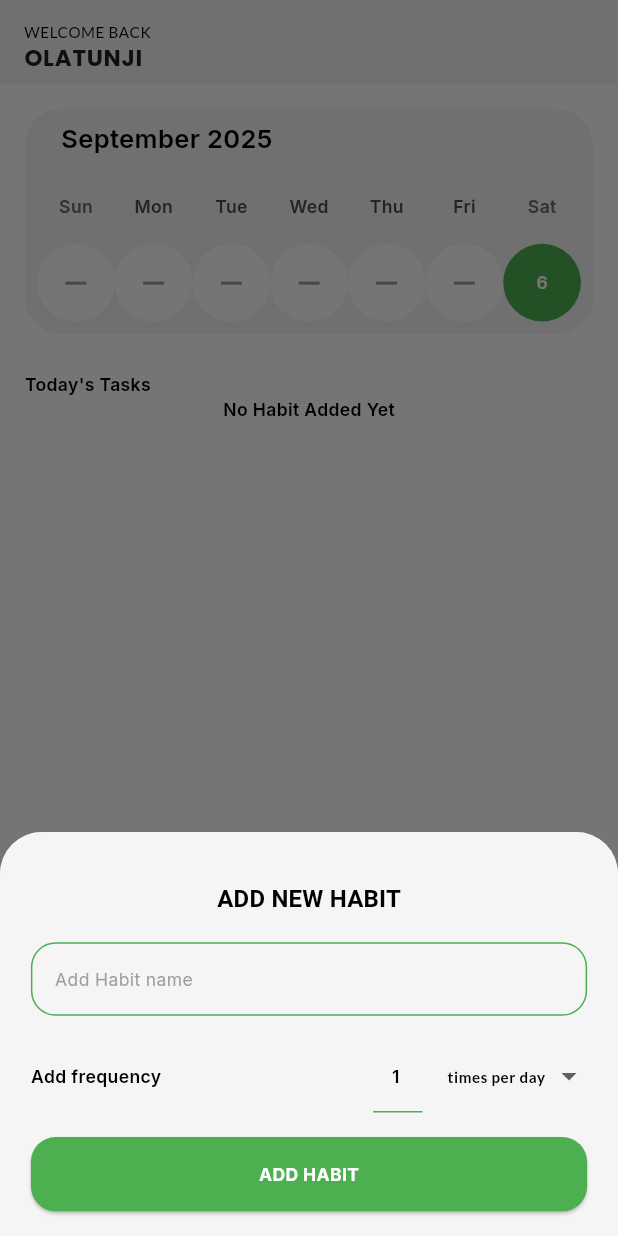
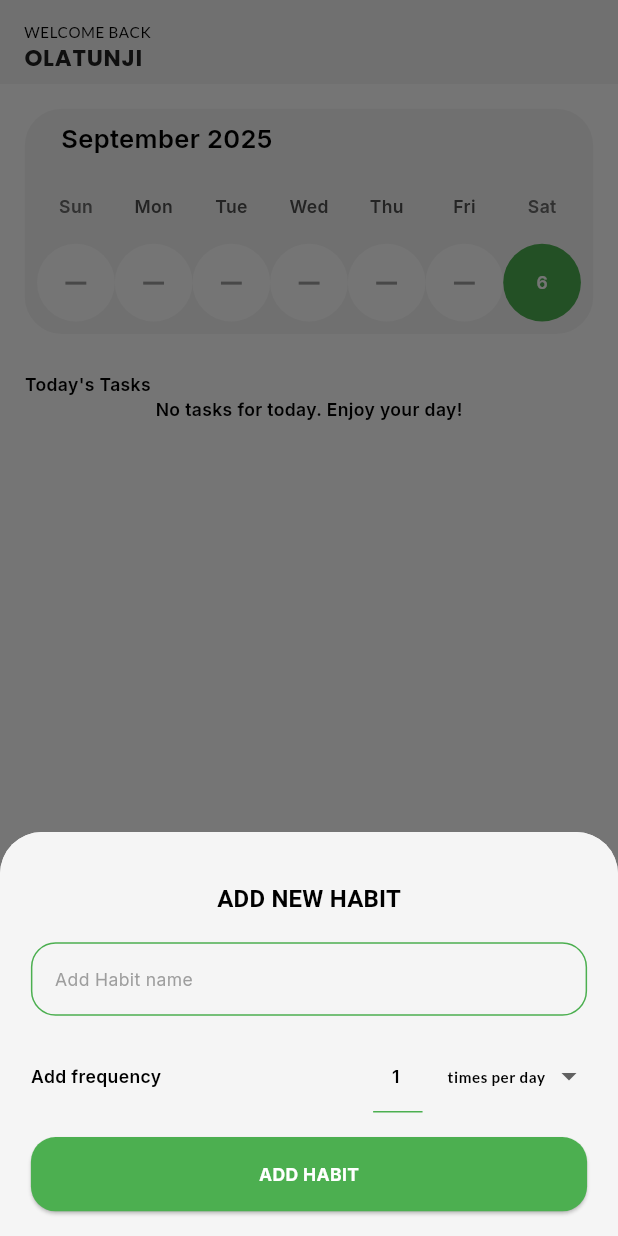
Before and after one commit to Abdulbazeet/Taskflow, a Flutter app: the screen it shows after launch, after a tap on the "add" icon, on a phone screen of 412 x 824 dp. Run offline on Flutter 3.47's test engine with Material 3 defaults, Android fonts, the phone set to English and light mode, and no system bars; drawn by our look-alikes of stylish_bottom_bar, table_calendar; our stand-ins replace bloc, equatable, flutter_bloc, flutter_riverpod, go_router, google_fonts and 4 more; accounts and stored records are empty.

Commit message:
`Refactor home_notifier to use AsyncValue<void> and update today_notifier to fetch habits from home_notifier`

```diff
--- a/lib/presenation/home/home_controller/home_notifier.dart
+++ b/lib/presenation/home/home_controller/home_notifier.dart
@@ -1,17 +1,22 @@
 import 'package:flutter_riverpod/flutter_riverpod.dart';
 import 'package:task_flow/model/habits.dart';
 import 'package:task_flow/presenation/home/home_repository/home_repository.dart';
+import 'package:task_flow/presenation/today/today_notifier/today_notifier.dart';
 
-final homeProvder =
-    StateNotifierProvider<HomeNotifier, AsyncValue<List<Habits>>>((ref) {
-      final homRepo = ref.watch(homeRepoProvider);
-      return HomeNotifier(homRepo);
-    });
+final homeProvder = StateNotifierProvider<HomeNotifier, AsyncValue<void>>((
+  ref,
+) {
+  final homRepo = ref.watch(homeRepoProvider);
 
-class HomeNotifier extends StateNotifier<AsyncValue<List<Habits>>> {
+  return HomeNotifier(homRepo, ref);
+});
+
+class HomeNotifier extends StateNotifier<AsyncValue<void>> {
   final HomeRepository homeRepository;
+  final Ref ref;
 
-  HomeNotifier(this.homeRepository) : super(const AsyncValue.data([]));
+  HomeNotifier(this.homeRepository, this.ref)
+    : super(const AsyncValue.data(null));
   Future addHabit(Habits habits) async {
     state = AsyncValue.loading();
     try {
@@ -21,18 +26,8 @@ class HomeNotifier extends StateNotifier<AsyncValue<List<Habits>>> {
         frequencyUnit: habits.frequencyUnit,
         achievedValue: habits.achievedValue,
       );
-
-      await listHabits();
-    } catch (e, st) {
-      state = AsyncValue.error(e.toString(), st);
-    }
-  }
-
-  Future listHabits() async {
-    state = AsyncValue.loading();
-    try {
-      final habits = await homeRepository.listHabits();
-      state = AsyncValue.data(habits);
+      ref.invalidate(todayProvider);
+      state = const AsyncValue.data(null);
     } catch (e, st) {
       state = AsyncValue.error(e.toString(), st);
     }
--- a/lib/presenation/home/home_repository/home_repository.dart
+++ b/lib/presenation/home/home_repository/home_repository.dart
@@ -27,9 +27,5 @@ class HomeRepository {
     await dbHelper.addHabits(newHabits);
   }
 
-  Future listHabits() async {
-    final result = await dbHelper.getAllHbits();
-    List<Habits> habits = result;
-    return habits;
-  }
+
 }
--- a/lib/presenation/today/today.dart
+++ b/lib/presenation/today/today.dart
@@ -1,10 +1,12 @@
 import 'package:flutter/material.dart';
 import 'package:flutter_bloc/flutter_bloc.dart';
+import 'package:flutter_riverpod/flutter_riverpod.dart';
 import 'package:intl/intl.dart';
 import 'package:sizer/sizer.dart';
 import 'package:table_calendar/table_calendar.dart';
 import 'package:task_flow/model/habits.dart';
 import 'package:task_flow/presenation/home/bloc/home_bloc.dart';
+import 'package:task_flow/presenation/today/today_notifier/today_notifier.dart';
 import 'package:task_flow/utils/utils.dart';
 
 class Today extends StatefulWidget {
@@ -17,16 +19,6 @@ class Today extends StatefulWidget {
 class _TodayState extends State<Today> {
   final now = DateFormat('EEEE d MMMM y').format(DateTime.now()).toString();
   DateTime selectedDay = DateTime.now();
-
-  @override
-  void initState() {
-    super.initState();
-    // Dispatch the ListHabits event when the screen is initialized
-    // Use a slight delay to ensure the context is available after the first frame
-    WidgetsBinding.instance.addPostFrameCallback((_) {
-      BlocProvider.of<HomeBloc>(context).add(ListHabits());
-    });
-  }
 
   @override
   Widget build(BuildContext context) {
@@ -125,32 +117,26 @@ class _TodayState extends State<Today> {
               "Today's Tasks",
               style: Theme.of(context).textTheme.bodyMedium,
             ),
-            BlocBuilder<HomeBloc, HomeState>(
-              builder: (context, state) {
-
-                  if (state is HomeInitial) {
-                  // Load habits when first initializing
-                  WidgetsBinding.instance.addPostFrameCallback((_) {
-                    context.read<HomeBloc>().add(ListHabits());
-                  });
-                  return Center(child: CircularProgressIndicator());
-                }
-
-                if (state is ListHabitEmpty) {
-                  return Center(child: Text('No Habit Added Yet'));
-                }
-
-                if (state is ListHabitsSuccess) {
+            Consumer(
+              builder: (context, ref, child) {
+                final state = ref.watch(todayProvider);
+                return state.when(
+                  data: (data) {
+                    if (data.isEmpty) {
+                      return Center(
+                        child: Text("No tasks for today. Enjoy your day!"),
+                      );
+                    } else {
                       return ListView.builder(
                         shrinkWrap: true,
                         physics: NeverScrollableScrollPhysics(),
-                    itemCount: state.habits.length,
+                        itemCount: data.length,
 
                         itemBuilder: (context, index) {
-                      final habitItems = state.habits;
+                          final habitItems = data;
 
                           int currentRun = habitItems[index].achievedValue;
-                      Color iconColor = Theme.of(context).colorScheme.primary;
+
                           return StatefulBuilder(
                             builder: (context, setState) {
                               return Container(
@@ -174,7 +160,9 @@ class _TodayState extends State<Today> {
                                   children: [
                                     Text(
                                       habitItems[index].habitName,
-                                  style: Theme.of(context).textTheme.bodyMedium,
+                                      style: Theme.of(
+                                        context,
+                                      ).textTheme.bodyMedium,
                                     ),
                                     SizedBox(height: 1.sh),
                                     Row(
@@ -205,12 +193,16 @@ class _TodayState extends State<Today> {
                                                       ? Theme.of(context)
                                                             .colorScheme
                                                             .primary
-                                                        .withValues(alpha: .2)
+                                                            .withValues(
+                                                              alpha: .2,
+                                                            )
                                                       : Theme.of(
                                                           context,
                                                         ).colorScheme.primary,
                                                   borderRadius:
-                                                  BorderRadius.circular(1.sh),
+                                                      BorderRadius.circular(
+                                                        1.sh,
+                                                      ),
                                                 ),
 
                                                 child: Icon(
@@ -250,12 +242,16 @@ class _TodayState extends State<Today> {
                                                       ? Theme.of(context)
                                                             .colorScheme
                                                             .primary
-                                                        .withValues(alpha: .2)
+                                                            .withValues(
+                                                              alpha: .2,
+                                                            )
                                                       : Theme.of(
                                                           context,
                                                         ).colorScheme.primary,
                                                   borderRadius:
-                                                  BorderRadius.circular(1.sh),
+                                                      BorderRadius.circular(
+                                                        1.sh,
+                                                      ),
                                                 ),
 
                                                 child: Icon(
@@ -273,7 +269,9 @@ class _TodayState extends State<Today> {
 
                                     Expanded(
                                       child: LinearProgressIndicator(
-                                    borderRadius: BorderRadius.circular(2.sh),
+                                        borderRadius: BorderRadius.circular(
+                                          2.sh,
+                                        ),
 
                                         value:
                                             currentRun /
@@ -313,7 +311,19 @@ class _TodayState extends State<Today> {
                         },
                       );
                     }
-                return SizedBox.shrink();
+                  },
+                  error: (error, stackTrace) => Center(
+                    child: Text(
+                      '${error.toString()}, ${stackTrace.toString()}',
+                    ),
+                  ),
+                  loading: () => Column(
+                    mainAxisSize: MainAxisSize.max,
+                    children: [
+                      Center(child: CircularProgressIndicator()),
+                    ],
+                  ),
+                );
               },
             ),
           ],
--- a/lib/presenation/today/today_notifier/today_notifier.dart
+++ b/lib/presenation/today/today_notifier/today_notifier.dart
@@ -0,0 +1,31 @@
+import 'package:flutter_riverpod/flutter_riverpod.dart';
+import 'package:task_flow/model/habits.dart';
+import 'package:task_flow/presenation/today/today_repository/today_repository.dart';
+
+final todayProvider =
+    StateNotifierProvider<TodayNotifier, AsyncValue<List<Habits>>>((ref) {
+      final todayRepo = ref.watch(todayRepoProvider);
+      return TodayNotifier(todayRepository: todayRepo);
+    });
+
+class TodayNotifier extends StateNotifier<AsyncValue<List<Habits>>> {
+  final TodayRepository todayRepository;
+
+  TodayNotifier({required this.todayRepository})
+    : super(const AsyncValue.loading()) {
+    listHabits();
+  }
+  Future listHabits() async {
+    state = AsyncValue.loading();
+    try {
+      final habits = await todayRepository.listHabits();
+      if (habits != []) {
+        state = AsyncValue.data(habits);
+      } else {
+        state = AsyncValue.data([]);
+      }
+    } catch (e, st) {
+      state = AsyncValue.error(e.toString(), st);
+    }
+  }
+}
```
Also changed, not shown: lib/presenation/today/today_repository/today_repository.dart (+15 -0 lines). Lines whose indentation alone changed are shown as unchanged.
